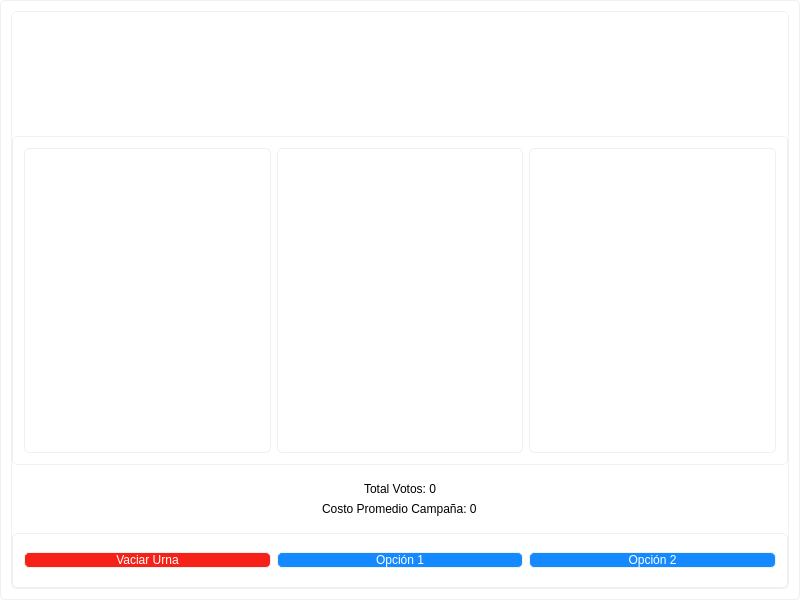
Andres6936/QT-Elecciones-CPP, file MainWindow.ui: the form before one commit.
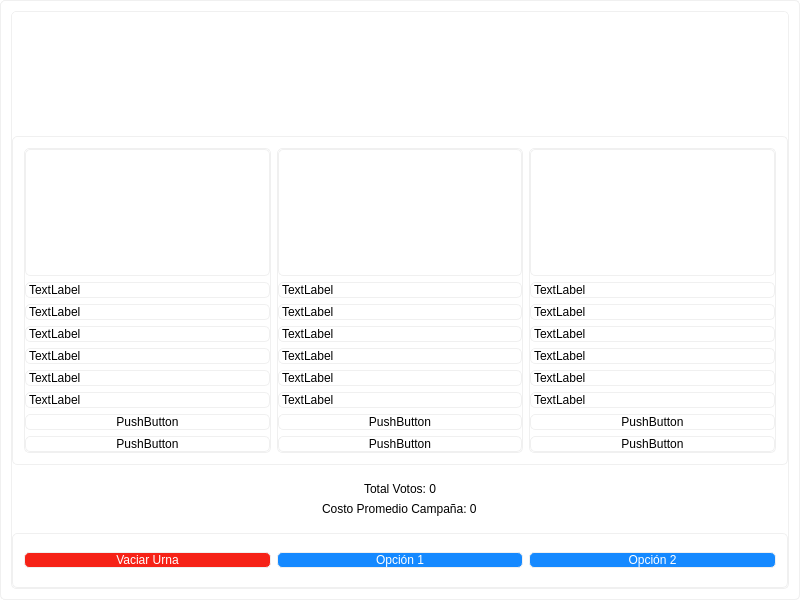
The form after the commit. Icons and pictures are not drawn.

The edit to the form file:
```diff
--- a/MainWindow.ui
+++ b/MainWindow.ui
@@ -125,6 +125,86 @@
             <property name="frameShadow">
              <enum>QFrame::Raised</enum>
             </property>
+            <layout class="QVBoxLayout" name="verticalLayout_5" stretch="1,0,0,0,0,0,0,0,0">
+             <property name="leftMargin">
+              <number>0</number>
+             </property>
+             <property name="topMargin">
+              <number>0</number>
+             </property>
+             <property name="rightMargin">
+              <number>0</number>
+             </property>
+             <property name="bottomMargin">
+              <number>0</number>
+             </property>
+             <item>
+              <widget class="QLabel" name="labelImage1">
+               <property name="styleSheet">
+                <string notr="true">image: url(:/Data/Francis.jpg);</string>
+               </property>
+               <property name="text">
+                <string/>
+               </property>
+              </widget>
+             </item>
+             <item>
+              <widget class="QLabel" name="label_4">
+               <property name="text">
+                <string>TextLabel</string>
+               </property>
+              </widget>
+             </item>
+             <item>
+              <widget class="QLabel" name="label_5">
+               <property name="text">
+                <string>TextLabel</string>
+               </property>
+              </widget>
+             </item>
+             <item>
+              <widget class="QLabel" name="label_6">
+               <property name="text">
+                <string>TextLabel</string>
+               </property>
+              </widget>
+             </item>
+             <item>
+              <widget class="QLabel" name="label_7">
+               <property name="text">
+                <string>TextLabel</string>
+               </property>
+              </widget>
+             </item>
+             <item>
+              <widget class="QLabel" name="label_8">
+               <property name="text">
+                <string>TextLabel</string>
+               </property>
+              </widget>
+             </item>
+             <item>
+              <widget class="QLabel" name="label_9">
+               <property name="text">
+                <string>TextLabel</string>
+               </property>
+              </widget>
+             </item>
+             <item>
+              <widget class="QPushButton" name="pushButton">
+               <property name="text">
+                <string>PushButton</string>
+               </property>
+              </widget>
+             </item>
+             <item>
+              <widget class="QPushButton" name="pushButton_2">
+               <property name="text">
+                <string>PushButton</string>
+               </property>
+              </widget>
+             </item>
+            </layout>
            </widget>
           </item>
           <item>
@@ -135,6 +215,86 @@
             <property name="frameShadow">
              <enum>QFrame::Raised</enum>
             </property>
+            <layout class="QVBoxLayout" name="verticalLayout_6" stretch="1,0,0,0,0,0,0,0,0">
+             <property name="leftMargin">
+              <number>0</number>
+             </property>
+             <property name="topMargin">
+              <number>0</number>
+             </property>
+             <property name="rightMargin">
+              <number>0</number>
+             </property>
+             <property name="bottomMargin">
+              <number>0</number>
+             </property>
+             <item>
+              <widget class="QLabel" name="labelImage2">
+               <property name="styleSheet">
+                <string notr="true">image: url(:/Data/Claire.jpg);</string>
+               </property>
+               <property name="text">
+                <string/>
+               </property>
+              </widget>
+             </item>
+             <item>
+              <widget class="QLabel" name="label_11">
+               <property name="text">
+                <string>TextLabel</string>
+               </property>
+              </widget>
+             </item>
+             <item>
+              <widget class="QLabel" name="label_13">
+               <property name="text">
+                <string>TextLabel</string>
+               </property>
+              </widget>
+             </item>
+             <item>
+              <widget class="QLabel" name="label_15">
+               <property name="text">
+                <string>TextLabel</string>
+               </property>
+              </widget>
+             </item>
+             <item>
+              <widget class="QLabel" name="label_14">
+               <property name="text">
+                <string>TextLabel</string>
+               </property>
+              </widget>
+             </item>
+             <item>
+              <widget class="QLabel" name="label_12">
+               <property name="text">
+                <string>TextLabel</string>
+               </property>
+              </widget>
+             </item>
+             <item>
+              <widget class="QLabel" name="label_10">
+               <property name="text">
+                <string>TextLabel</string>
+               </property>
+              </widget>
+             </item>
+             <item>
+              <widget class="QPushButton" name="pushButton_4">
+               <property name="text">
+                <string>PushButton</string>
+               </property>
+              </widget>
+             </item>
+             <item>
+              <widget class="QPushButton" name="pushButton_3">
+               <property name="text">
+                <string>PushButton</string>
+               </property>
+              </widget>
+             </item>
+            </layout>
            </widget>
           </item>
           <item>
@@ -145,6 +305,86 @@
             <property name="frameShadow">
              <enum>QFrame::Raised</enum>
             </property>
+            <layout class="QVBoxLayout" name="verticalLayout_7" stretch="1,0,0,0,0,0,0,0,0">
+             <property name="leftMargin">
+              <number>0</number>
+             </property>
+             <property name="topMargin">
+              <number>0</number>
+             </property>
+             <property name="rightMargin">
+              <number>0</number>
+             </property>
+             <property name="bottomMargin">
+              <number>0</number>
+             </property>
+             <item>
+              <widget class="QLabel" name="labelImage3">
+               <property name="styleSheet">
+                <string notr="true">image: url(:/Data/Obama.jpg);</string>
+               </property>
+               <property name="text">
+                <string/>
+               </property>
+              </widget>
+             </item>
+             <item>
+              <widget class="QLabel" name="label_17">
+               <property name="text">
+                <string>TextLabel</string>
+               </property>
+              </widget>
+             </item>
+             <item>
+              <widget class="QLabel" name="label_19">
+               <property name="text">
+                <string>TextLabel</string>
+               </property>
+              </widget>
+             </item>
+             <item>
+              <widget class="QLabel" name="label_21">
+               <property name="text">
+                <string>TextLabel</string>
+               </property>
+              </widget>
+             </item>
+             <item>
+              <widget class="QLabel" name="label_20">
+               <property name="text">
+                <string>TextLabel</string>
+               </property>
+              </widget>
+             </item>
+             <item>
+              <widget class="QLabel" name="label_18">
+               <property name="text">
+                <string>TextLabel</string>
+               </property>
+              </widget>
+             </item>
+             <item>
+              <widget class="QLabel" name="label_16">
+               <property name="text">
+                <string>TextLabel</string>
+               </property>
+              </widget>
+             </item>
+             <item>
+              <widget class="QPushButton" name="pushButton_6">
+               <property name="text">
+                <string>PushButton</string>
+               </property>
+              </widget>
+             </item>
+             <item>
+              <widget class="QPushButton" name="pushButton_5">
+               <property name="text">
+                <string>PushButton</string>
+               </property>
+              </widget>
+             </item>
+            </layout>
            </widget>
           </item>
          </layout>
```
Left out of the diff: 2 changed lines with no effect on the pictures.
